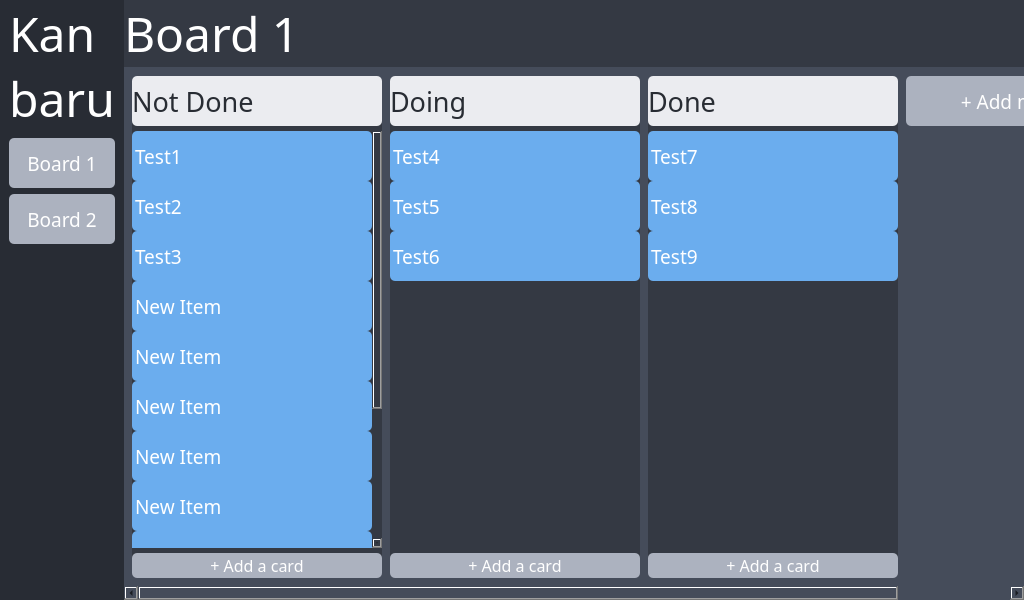
The window that src/ui/main.ui (dulapahv/Kanbaru) describes before a commit, drawn with Qt 5.
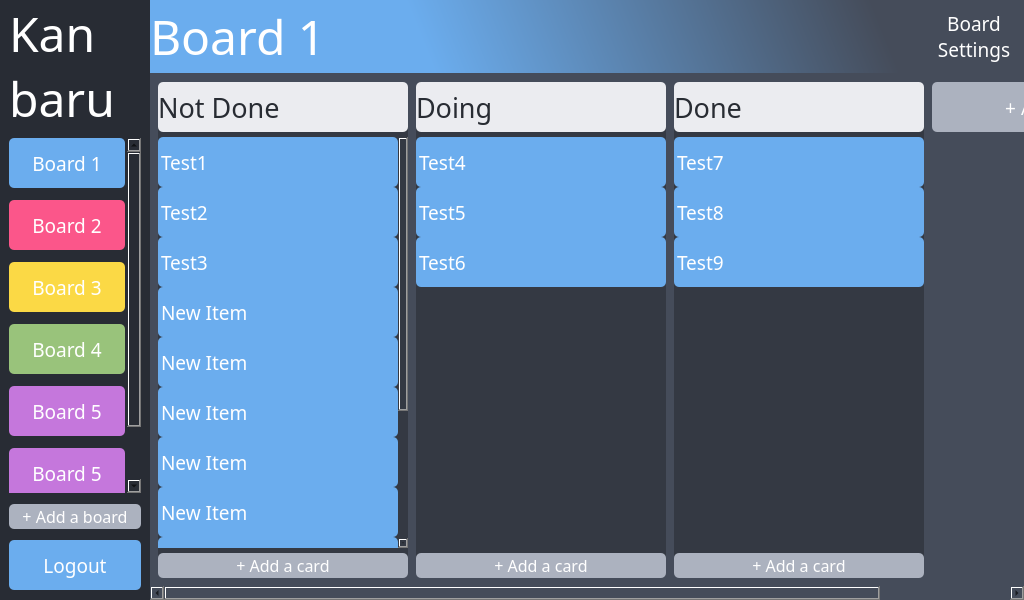
The same window after the commit.

Diff of the .ui file:
```diff
--- a/src/ui/main.ui
+++ b/src/ui/main.ui
@@ -53,12 +53,24 @@
        </property>
        <item>
         <widget class="QWidget" name="widget_7" native="true">
+         <property name="sizePolicy">
+          <sizepolicy hsizetype="Fixed" vsizetype="Preferred">
+           <horstretch>0</horstretch>
+           <verstretch>0</verstretch>
+          </sizepolicy>
+         </property>
          <property name="minimumSize">
           <size>
-           <width>0</width>
+           <width>150</width>
            <height>0</height>
           </size>
          </property>
+         <property name="maximumSize">
+          <size>
+           <width>144</width>
+           <height>16777215</height>
+          </size>
+         </property>
          <property name="styleSheet">
           <string notr="true">background-color: #282c34;</string>
          </property>
@@ -94,43 +106,280 @@
            </widget>
           </item>
           <item>
-           <widget class="QPushButton" name="pushButton_2">
-            <property name="minimumSize">
-             <size>
-              <width>0</width>
-              <height>50</height>
-             </size>
-            </property>
-            <property name="font">
-             <font>
-              <family>Torus Pro</family>
-              <pointsize>14</pointsize>
-             </font>
-            </property>
-            <property name="cursor">
-             <cursorShape>PointingHandCursor</cursorShape>
+           <widget class="QScrollArea" name="scrollArea_2">
+            <property name="sizePolicy">
+             <sizepolicy hsizetype="Expanding" vsizetype="MinimumExpanding">
+              <horstretch>0</horstretch>
+              <verstretch>0</verstretch>
+             </sizepolicy>
             </property>
             <property name="styleSheet">
-             <string notr="true">QPushButton {background-color: #acb2bf; color: #ffffff; border-radius: 5px}
-QPushButton:hover {background-color: #7e828c;}</string>
+             <string notr="true">QScrollBar:vertical {width: 10px; margin: 0px 0px 0px 0px; background-color: #343943}</string>
             </property>
-            <property name="text">
-             <string>Board 1</string>
+            <property name="frameShape">
+             <enum>QFrame::NoFrame</enum>
             </property>
+            <property name="widgetResizable">
+             <bool>true</bool>
+            </property>
+            <widget class="QWidget" name="scrollAreaWidgetContents_2">
+             <property name="geometry">
+              <rect>
+               <x>0</x>
+               <y>-76</y>
+               <width>122</width>
+               <height>434</height>
+              </rect>
+             </property>
+             <layout class="QVBoxLayout" name="verticalLayout_4">
+              <property name="spacing">
+               <number>12</number>
+              </property>
+              <property name="leftMargin">
+               <number>0</number>
+              </property>
+              <property name="topMargin">
+               <number>0</number>
+              </property>
+              <property name="rightMargin">
+               <number>2</number>
+              </property>
+              <property name="bottomMargin">
+               <number>0</number>
+              </property>
+              <item>
+               <widget class="QPushButton" name="pushButton_2">
+                <property name="sizePolicy">
+                 <sizepolicy hsizetype="Preferred" vsizetype="Fixed">
+                  <horstretch>0</horstretch>
+                  <verstretch>0</verstretch>
+                 </sizepolicy>
+                </property>
+                <property name="minimumSize">
+                 <size>
+                  <width>0</width>
+                  <height>50</height>
+                 </size>
+                </property>
+                <property name="font">
+                 <font>
+                  <family>Torus Pro</family>
+                  <pointsize>14</pointsize>
+                 </font>
+                </property>
+                <property name="cursor">
+                 <cursorShape>PointingHandCursor</cursorShape>
+                </property>
+                <property name="styleSheet">
+                 <string notr="true">QPushButton {background-color: #6badee; color: #ffffff; border-radius: 5px}
+QPushButton:hover {background-color: #7e828c;}</string>
+                </property>
+                <property name="text">
+                 <string>Board 1</string>
+                </property>
+               </widget>
+              </item>
+              <item>
+               <widget class="QPushButton" name="pushButton_3">
+                <property name="minimumSize">
+                 <size>
+                  <width>0</width>
+                  <height>50</height>
+                 </size>
+                </property>
+                <property name="font">
+                 <font>
+                  <family>Torus Pro</family>
+                  <pointsize>14</pointsize>
+                 </font>
+                </property>
+                <property name="cursor">
+                 <cursorShape>PointingHandCursor</cursorShape>
+                </property>
+                <property name="styleSheet">
+                 <string notr="true">QPushButton {background-color: #fb568a; color: #ffffff; border-radius: 5px}
+QPushButton:hover {background-color: #7e828c;}</string>
+                </property>
+                <property name="text">
+                 <string>Board 2</string>
+                </property>
+               </widget>
+              </item>
+              <item>
+               <widget class="QPushButton" name="pushButton_8">
+                <property name="minimumSize">
+                 <size>
+                  <width>0</width>
+                  <height>50</height>
+                 </size>
+                </property>
+                <property name="font">
+                 <font>
+                  <family>Torus Pro</family>
+                  <pointsize>14</pointsize>
+                 </font>
+                </property>
+                <property name="cursor">
+                 <cursorShape>PointingHandCursor</cursorShape>
+                </property>
+                <property name="styleSheet">
+                 <string notr="true">QPushButton {background-color: #fbd945; color: #ffffff; border-radius: 5px}
+QPushButton:hover {background-color: #7e828c;}</string>
+                </property>
+                <property name="text">
+                 <string>Board 3</string>
+                </property>
+               </widget>
+              </item>
+              <item>
+               <widget class="QPushButton" name="pushButton_9">
+                <property name="minimumSize">
+                 <size>
+                  <width>0</width>
+                  <height>50</height>
+                 </size>
+                </property>
+                <property name="font">
+                 <font>
+                  <family>Torus Pro</family>
+                  <pointsize>14</pointsize>
+                 </font>
+                </property>
+                <property name="cursor">
+                 <cursorShape>PointingHandCursor</cursorShape>
+                </property>
+                <property name="styleSheet">
+                 <string notr="true">QPushButton {background-color: #99c37b; color: #ffffff; border-radius: 5px}
+QPushButton:hover {background-color: #7e828c;}</string>
+                </property>
+                <property name="text">
+                 <string>Board 4</string>
+                </property>
+               </widget>
+              </item>
+              <item>
+               <widget class="QPushButton" name="pushButton_10">
+                <property name="minimumSize">
+                 <size>
+                  <width>0</width>
+                  <height>50</height>
+                 </size>
+                </property>
+                <property name="font">
+                 <font>
+                  <family>Torus Pro</family>
+                  <pointsize>14</pointsize>
+                 </font>
+                </property>
+                <property name="cursor">
+                 <cursorShape>PointingHandCursor</cursorShape>
+                </property>
+                <property name="styleSheet">
+                 <string notr="true">QPushButton {background-color: #c577dc; color: #ffffff; border-radius: 5px}
+QPushButton:hover {background-color: #7e828c;}</string>
+                </property>
+                <property name="text">
+                 <string>Board 5</string>
+                </property>
+               </widget>
+              </item>
+              <item>
+               <widget class="QPushButton" name="pushButton_11">
+                <property name="minimumSize">
+                 <size>
+                  <width>0</width>
+                  <height>50</height>
+                 </size>
+                </property>
+                <property name="font">
+                 <font>
+                  <family>Torus Pro</family>
+                  <pointsize>14</pointsize>
+                 </font>
+                </property>
+                <property name="cursor">
+                 <cursorShape>PointingHandCursor</cursorShape>
+                </property>
+                <property name="styleSheet">
+                 <string notr="true">QPushButton {background-color: #c577dc; color: #ffffff; border-radius: 5px}
+QPushButton:hover {background-color: #7e828c;}</string>
+                </property>
+                <property name="text">
+                 <string>Board 5</string>
+                </property>
+               </widget>
+              </item>
+              <item>
+               <widget class="QPushButton" name="pushButton_12">
+                <property name="minimumSize">
+                 <size>
+                  <width>0</width>
+                  <height>50</height>
+                 </size>
+                </property>
+                <property name="font">
+                 <font>
+                  <family>Torus Pro</family>
+                  <pointsize>14</pointsize>
+                 </font>
+                </property>
+                <property name="cursor">
+                 <cursorShape>PointingHandCursor</cursorShape>
+                </property>
+                <property name="styleSheet">
+                 <string notr="true">QPushButton {background-color: #c577dc; color: #ffffff; border-radius: 5px}
+QPushButton:hover {background-color: #7e828c;}</string>
+                </property>
+                <property name="text">
+                 <string>Board 5</string>
+                </property>
+               </widget>
+              </item>
+              <item>
+               <spacer name="verticalSpacer_11">
+                <property name="orientation">
+                 <enum>Qt::Vertical</enum>
+                </property>
+                <property name="sizeHint" stdset="0">
+                 <size>
+                  <width>20</width>
+                  <height>40</height>
+                 </size>
+                </property>
+               </spacer>
+              </item>
+             </layout>
+            </widget>
            </widget>
           </item>
           <item>
-           <widget class="QPushButton" name="pushButton_3">
+           <spacer name="verticalSpacer_10">
+            <property name="orientation">
+             <enum>Qt::Vertical</enum>
+            </property>
+            <property name="sizeType">
+             <enum>QSizePolicy::Fixed</enum>
+            </property>
+            <property name="sizeHint" stdset="0">
+             <size>
+              <width>20</width>
+              <height>5</height>
+             </size>
+            </property>
+           </spacer>
+          </item>
+          <item>
+           <widget class="QPushButton" name="pushButton_13">
             <property name="minimumSize">
              <size>
               <width>0</width>
-              <height>50</height>
+              <height>25</height>
              </size>
             </property>
             <property name="font">
              <font>
               <family>Torus Pro</family>
-              <pointsize>14</pointsize>
+              <pointsize>12</pointsize>
              </font>
             </property>
             <property name="cursor">
@@ -141,7 +390,7 @@
 QPushButton:hover {background-color: #7e828c;}</string>
             </property>
             <property name="text">
-             <string>Board 2</string>
+             <string>+ Add a board</string>
             </property>
            </widget>
           </item>
@@ -150,10 +399,55 @@
             <property name="orientation">
              <enum>Qt::Vertical</enum>
             </property>
+            <property name="sizeType">
+             <enum>QSizePolicy::Fixed</enum>
+            </property>
             <property name="sizeHint" stdset="0">
              <size>
               <width>20</width>
-              <height>40</height>
+              <height>5</height>
+             </size>
+            </property>
+           </spacer>
+          </item>
+          <item>
+           <widget class="QPushButton" name="pushButton_7">
+            <property name="minimumSize">
+             <size>
+              <width>0</width>
+              <height>50</height>
+             </size>
+            </property>
+            <property name="font">
+             <font>
+              <family>Torus Pro</family>
+              <pointsize>14</pointsize>
+             </font>
+            </property>
+            <property name="cursor">
+             <cursorShape>PointingHandCursor</cursorShape>
+            </property>
+            <property name="styleSheet">
+             <string notr="true">QPushButton {background-color: #6badee; color: #ffffff; border-radius: 5px}
+QPushButton:hover {background-color: #5487bb;}</string>
+            </property>
+            <property name="text">
+             <string>Logout</string>
+            </property>
+           </widget>
+          </item>
+          <item>
+           <spacer name="verticalSpacer_9">
+            <property name="orientation">
+             <enum>Qt::Vertical</enum>
+            </property>
+            <property name="sizeType">
+             <enum>QSizePolicy::Fixed</enum>
+            </property>
+            <property name="sizeHint" stdset="0">
+             <size>
+              <width>20</width>
+              <height>10</height>
              </size>
             </property>
            </spacer>
@@ -164,24 +458,70 @@
        <item>
         <layout class="QVBoxLayout" name="verticalLayout">
          <item>
-          <widget class="QLabel" name="label">
-           <property name="font">
-            <font>
-             <family>Torus Pro</family>
-             <pointsize>36</pointsize>
-            </font>
+          <layout class="QHBoxLayout" name="horizontalLayout_3">
+           <property name="spacing">
+            <number>0</number>
            </property>
-           <property name="styleSheet">
-            <string notr="true">background-color: #343943;
+           <item>
+            <widget class="QLabel" name="label">
+             <property name="font">
+              <font>
+               <family>Torus Pro</family>
+               <pointsize>36</pointsize>
+              </font>
+             </property>
+             <property name="styleSheet">
+              <string notr="true">background-color: qlineargradient(spread:pad, x1:0.35, y1:0.522727, x2:0.95, y2:0.5, stop:0 rgba(107, 173, 238, 255), stop:1 rgba(69, 76, 90, 255));
 color: #FFFFFF;</string>
-           </property>
-           <property name="text">
-            <string>Board 1</string>
-           </property>
-           <property name="margin">
-            <number>10</number>
-           </property>
-          </widget>
+             </property>
+             <property name="text">
+              <string>Board 1</string>
+             </property>
+             <property name="margin">
+              <number>10</number>
+             </property>
+            </widget>
+           </item>
+           <item>
+            <widget class="QPushButton" name="pushButton_14">
+             <property name="sizePolicy">
+              <sizepolicy hsizetype="Fixed" vsizetype="Fixed">
+               <horstretch>0</horstretch>
+               <verstretch>0</verstretch>
+              </sizepolicy>
+             </property>
+             <property name="minimumSize">
+              <size>
+               <width>100</width>
+               <height>73</height>
+              </size>
+             </property>
+             <property name="font">
+              <font>
+               <family>Torus Pro</family>
+               <pointsize>14</pointsize>
+              </font>
+             </property>
+             <property name="styleSheet">
+              <string notr="true">QPushButton {background-color: #454c5a; color: #ffffff; border-radius: 5px}
+QPushButton:hover {background-color: #7e828c;}</string>
+             </property>
+             <property name="text">
+              <string>Board
+Settings</string>
+             </property>
+             <property name="autoDefault">
+              <bool>false</bool>
+             </property>
+             <property name="default">
+              <bool>false</bool>
+             </property>
+             <property name="flat">
+              <bool>false</bool>
+             </property>
+            </widget>
+           </item>
+          </layout>
          </item>
          <item>
           <widget class="QWidget" name="widget_2" native="true">
@@ -227,10 +567,10 @@
               <widget class="QWidget" name="scrollAreaWidgetContents">
                <property name="geometry">
                 <rect>
-                 <x>-162</x>
+                 <x>-168</x>
                  <y>0</y>
                  <width>1040</width>
-                 <height>500</height>
+                 <height>498</height>
                 </rect>
                </property>
                <layout class="QGridLayout" name="gridLayout">
@@ -706,7 +1046,7 @@
 QPushButton:hover {background-color: #7e828c;}</string>
                      </property>
                      <property name="text">
-                      <string>+ Add more list</string>
+                      <string>+ Add a list</string>
                      </property>
                     </widget>
                    </item>
```
Left out of the diff: 3 changed lines with no effect on the pictures.
